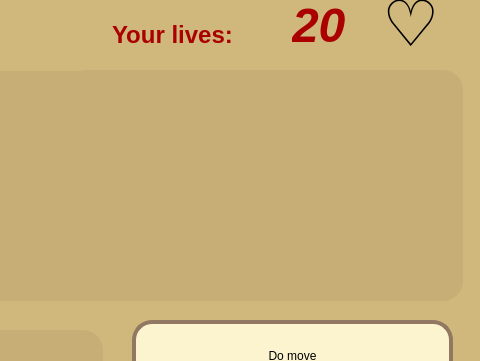
Qt form client/forms/board.ui (Alina-Muha/Epic-Spell-Wars) before a commit; both pictures show x 978 to 1458 and y 0 to 361 of the 1458 by 722 pixel window.
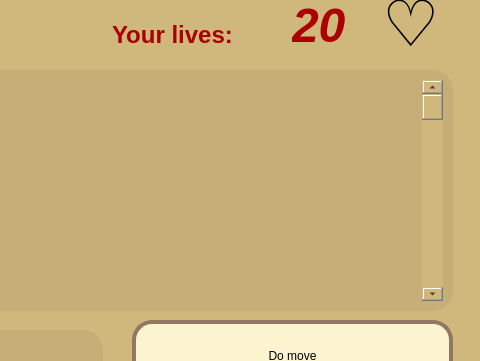
The same form after that commit.

Commit message: scroll text edit

```diff
--- a/client/forms/board.ui
+++ b/client/forms/board.ui
@@ -95,24 +95,6 @@
     <string/>
    </property>
   </widget>
-  <widget class="QLabel" name="logs">
-   <property name="geometry">
-    <rect>
-     <x>590</x>
-     <y>70</y>
-     <width>851</width>
-     <height>231</height>
-    </rect>
-   </property>
-   <property name="styleSheet">
-    <string notr="true">background-color: rgb(198, 174, 118);
-font: 14pt &quot;Papyrus&quot;;
-border-radius: 20px</string>
-   </property>
-   <property name="text">
-    <string/>
-   </property>
-  </widget>
   <widget class="QPushButton" name="card_1">
    <property name="geometry">
     <rect>
@@ -329,6 +311,34 @@
     <string>&lt;html&gt;&lt;head/&gt;&lt;body&gt;&lt;p&gt;&lt;span style=&quot; font-size:16pt;&quot;&gt;&lt;br/&gt;&lt;/span&gt;&lt;/p&gt;&lt;/body&gt;&lt;/html&gt;</string>
    </property>
   </widget>
+  <widget class="QTextBrowser" name="logs">
+   <property name="geometry">
+    <rect>
+     <x>600</x>
+     <y>70</y>
+     <width>831</width>
+     <height>241</height>
+    </rect>
+   </property>
+   <property name="styleSheet">
+    <string notr="true">background-color: rgb(198, 174, 118);
+font: 14pt &quot;Papyrus&quot;;
+border-radius: 20px</string>
+   </property>
+  </widget>
+  <widget class="QScrollBar" name="verticalScrollBar">
+   <property name="geometry">
+    <rect>
+     <x>1400</x>
+     <y>80</y>
+     <width>21</width>
+     <height>221</height>
+    </rect>
+   </property>
+   <property name="orientation">
+    <enum>Qt::Vertical</enum>
+   </property>
+  </widget>
  </widget>
  <resources/>
  <connections/>
```
The commit also changes 9 other files.
